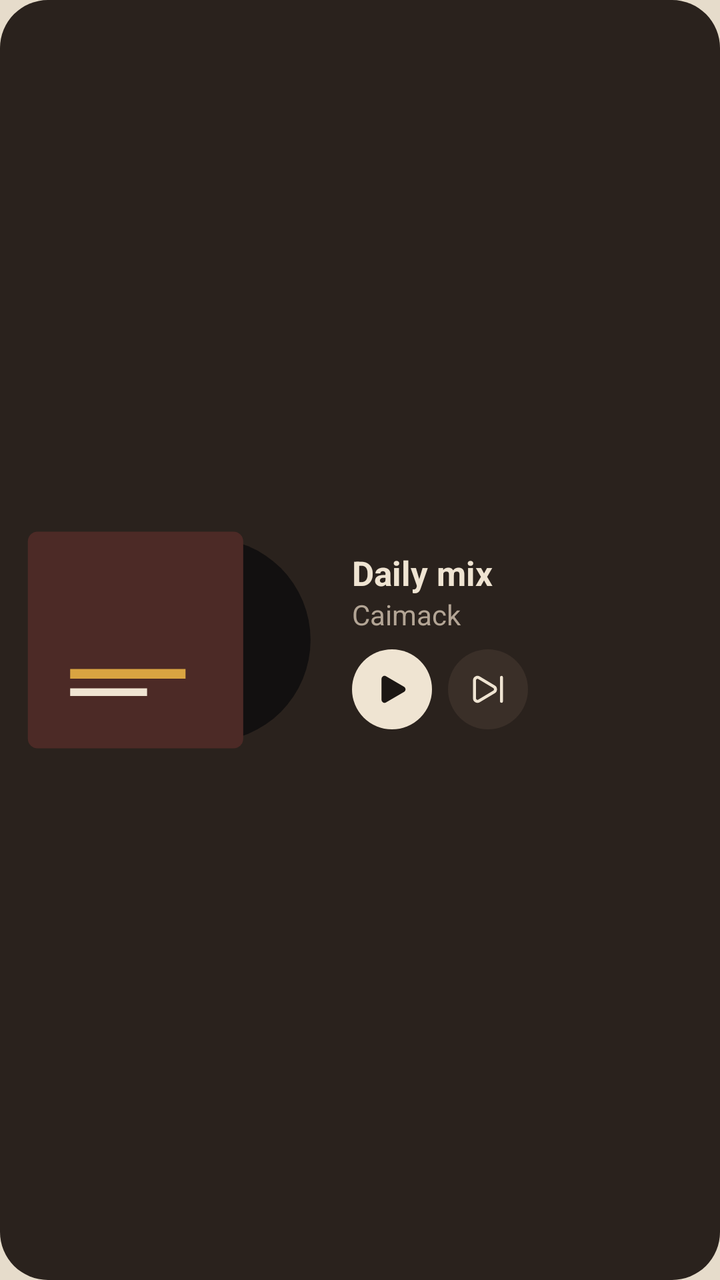
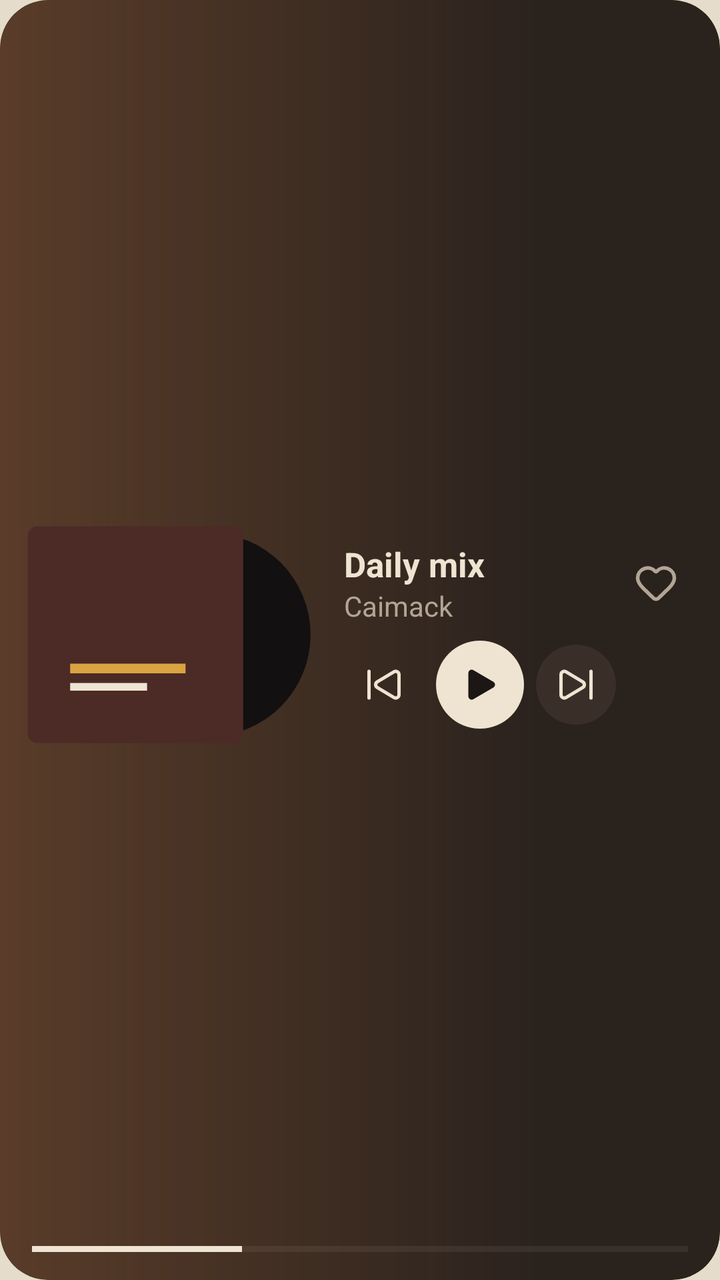

Compare the two renders of this Android layout. The source of the first and the diff that turns it into the second are given below.
<!-- AndroidManifest.xml: application theme Theme.Caimack -->
<!-- res/layout/widget_now_playing_preview.xml -->
<?xml version="1.0" encoding="utf-8"?>
<LinearLayout xmlns:android="http://schemas.android.com/apk/res/android"
    android:id="@+id/widget_root"
    android:layout_width="match_parent"
    android:layout_height="match_parent"
    android:background="@drawable/widget_background"
    android:backgroundTint="#2A221D"
    android:gravity="center_vertical"
    android:orientation="horizontal"
    android:padding="12dp">

    <ImageView
        android:id="@+id/widget_art"
        android:layout_width="150dp"
        android:layout_height="116dp"
        android:importantForAccessibility="no"
        android:scaleType="fitCenter"
        android:src="@drawable/widget_preview_art" />

    <LinearLayout
        android:id="@+id/widget_text"
        android:layout_width="0dp"
        android:layout_height="wrap_content"
        android:layout_marginStart="14dp"
        android:layout_weight="1"
        android:orientation="vertical">

        <TextView
            android:id="@+id/widget_title"
            android:layout_width="match_parent"
            android:layout_height="wrap_content"
            android:ellipsize="end"
            android:textStyle="bold"
            android:maxLines="1"
            android:text="@string/widget_daily_mix"
            android:textColor="#EFE4D2"
            android:textSize="17sp" />

        <TextView
            android:id="@+id/widget_subtitle"
            android:layout_width="match_parent"
            android:layout_height="wrap_content"
            android:ellipsize="end"
            android:maxLines="1"
            android:text="@string/app_name"
            android:textColor="#B3A595"
            android:textSize="14sp" />

        <LinearLayout
            android:layout_width="wrap_content"
            android:layout_height="wrap_content"
            android:layout_marginTop="8dp"
            android:orientation="horizontal">

            <ImageButton
                android:id="@+id/widget_primary"
                android:layout_width="40dp"
                android:layout_height="40dp"
                android:background="@drawable/widget_button"
                android:backgroundTint="#EFE4D2"
                android:padding="11dp"
                android:scaleType="fitCenter"
                android:src="@drawable/widget_play"
                android:tint="#1C1714" />

            <ImageButton
                android:id="@+id/widget_secondary"
                android:layout_width="40dp"
                android:layout_height="40dp"
                android:layout_marginStart="8dp"
                android:background="@drawable/widget_button"
                android:backgroundTint="#3A2F28"
                android:padding="11dp"
                android:scaleType="fitCenter"
                android:src="@drawable/widget_next"
                android:tint="#EFE4D2" />
        </LinearLayout>
    </LinearLayout>
</LinearLayout>
<!-- resources referenced by this layout -->
<resources>
  <!-- drawable widget_background (drawable) -->
  <?xml version="1.0" encoding="utf-8"?>
  <shape xmlns:android="http://schemas.android.com/apk/res/android" android:shape="rectangle">
      <solid android:color="#FFFFFFFF" />
      <corners android:radius="24dp" />
  </shape>
  <!-- drawable widget_button (drawable) -->
  <?xml version="1.0" encoding="utf-8"?>
  <shape xmlns:android="http://schemas.android.com/apk/res/android" android:shape="oval">
      <solid android:color="#FFFFFFFF" />
  </shape>
  <!-- drawable widget_next (drawable) -->
  <?xml version="1.0" encoding="utf-8"?>
  <vector xmlns:android="http://schemas.android.com/apk/res/android"
      android:width="24dp"
      android:height="24dp"
      android:viewportWidth="24"
      android:viewportHeight="24">
      <path
          android:pathData="M21 4v16"
          android:fillColor="#00000000"
          android:strokeColor="#FFFFFFFF" android:strokeWidth="2" android:strokeLineCap="round" android:strokeLineJoin="round" />
      <path
          android:pathData="M6.029 4.285A2 2 0 0 0 3 6v12a2 2 0 0 0 3.029 1.715l9.997-5.998a2 2 0 0 0 .003-3.432z"
          android:fillColor="#00000000"
          android:strokeColor="#FFFFFFFF" android:strokeWidth="2" android:strokeLineCap="round" android:strokeLineJoin="round" />
  </vector>
  <!-- drawable widget_play (drawable) -->
  <?xml version="1.0" encoding="utf-8"?>
  <vector xmlns:android="http://schemas.android.com/apk/res/android"
      android:width="24dp"
      android:height="24dp"
      android:viewportWidth="24"
      android:viewportHeight="24">
      <path
          android:pathData="M5 5a2 2 0 0 1 3.008-1.728l11.997 6.998a2 2 0 0 1 .003 3.458l-12 7A2 2 0 0 1 5 19z"
          android:fillColor="#FFFFFFFF"
           />
  </vector>
  <string name="app_name" translatable="false">Caimack</string>
  <string name="widget_daily_mix">Daily mix</string>
  <style name="Theme.Caimack" parent="android:Theme.Material.NoActionBar">
          <item name="android:windowBackground">@color/background</item>
          <item name="android:statusBarColor">@android:color/transparent</item>
          <item name="android:navigationBarColor">@android:color/transparent</item>
      </style>
  <color name="background">#E6DCCB</color>
  <!-- unchanged entries left out for length: 1 -->
</resources>

<!-- the commit's change to res/layout/widget_now_playing_preview.xml (unified diff, before → after) -->
@@ -1,79 +1,132 @@
 <?xml version="1.0" encoding="utf-8"?>
-<LinearLayout xmlns:android="http://schemas.android.com/apk/res/android"
-    android:id="@+id/widget_root"
+<FrameLayout xmlns:android="http://schemas.android.com/apk/res/android"
     android:layout_width="match_parent"
     android:layout_height="match_parent"
     android:background="@drawable/widget_background"
     android:backgroundTint="#2A221D"
-    android:gravity="center_vertical"
-    android:orientation="horizontal"
-    android:padding="12dp">
+    android:clipToOutline="true">
 
-    <ImageView
-        android:id="@+id/widget_art"
-        android:layout_width="150dp"
-        android:layout_height="116dp"
-        android:importantForAccessibility="no"
-        android:scaleType="fitCenter"
-        android:src="@drawable/widget_preview_art" />
+    <View
+        android:layout_width="match_parent"
+        android:layout_height="match_parent"
+        android:background="@drawable/widget_preview_wash" />
 
     <LinearLayout
-        android:id="@+id/widget_text"
-        android:layout_width="0dp"
-        android:layout_height="wrap_content"
-        android:layout_marginStart="14dp"
-        android:layout_weight="1"
-        android:orientation="vertical">
-
-        <TextView
-            android:id="@+id/widget_title"
-            android:layout_width="match_parent"
-            android:layout_height="wrap_content"
-            android:ellipsize="end"
-            android:textStyle="bold"
-            android:maxLines="1"
-            android:text="@string/widget_daily_mix"
-            android:textColor="#EFE4D2"
-            android:textSize="17sp" />
-
-        <TextView
-            android:id="@+id/widget_subtitle"
-            android:layout_width="match_parent"
-            android:layout_height="wrap_content"
-            android:ellipsize="end"
-            android:maxLines="1"
-            android:text="@string/app_name"
-            android:textColor="#B3A595"
-            android:textSize="14sp" />
+        android:layout_width="match_parent"
+        android:layout_height="match_parent"
+        android:orientation="vertical"
+        android:paddingStart="12dp"
+        android:paddingTop="12dp"
+        android:paddingEnd="12dp"
+        android:paddingBottom="14dp">
 
         <LinearLayout
-            android:layout_width="wrap_content"
-            android:layout_height="wrap_content"
-            android:layout_marginTop="8dp"
+            android:layout_width="match_parent"
+            android:layout_height="0dp"
+            android:layout_weight="1"
+            android:gravity="center_vertical"
             android:orientation="horizontal">
 
-            <ImageButton
-                android:id="@+id/widget_primary"
-                android:layout_width="40dp"
-                android:layout_height="40dp"
-                android:background="@drawable/widget_button"
-                android:backgroundTint="#EFE4D2"
-                android:padding="11dp"
+            <ImageView
+                android:layout_width="150dp"
+                android:layout_height="116dp"
+                android:importantForAccessibility="no"
                 android:scaleType="fitCenter"
-                android:src="@drawable/widget_play"
-                android:tint="#1C1714" />
+                android:src="@drawable/widget_preview_art" />
 
-            <ImageButton
-                android:id="@+id/widget_secondary"
-                android:layout_width="40dp"
-                android:layout_height="40dp"
-                android:layout_marginStart="8dp"
-                android:background="@drawable/widget_button"
-                android:backgroundTint="#3A2F28"
-                android:padding="11dp"
-                android:scaleType="fitCenter"
-                android:src="@drawable/widget_next"
-                android:tint="#EFE4D2" />
+            <LinearLayout
+                android:layout_width="0dp"
+                android:layout_height="wrap_content"
+                android:layout_marginStart="10dp"
+                android:layout_weight="1"
+                android:orientation="vertical">
+
+                <LinearLayout
+                    android:layout_width="match_parent"
+                    android:layout_height="wrap_content"
+                    android:gravity="center_vertical"
+                    android:orientation="horizontal">
+
+                    <LinearLayout
+                        android:layout_width="0dp"
+                        android:layout_height="wrap_content"
+                        android:layout_weight="1"
+                        android:orientation="vertical">
+
+                        <TextView
+                            android:layout_width="match_parent"
+                            android:layout_height="wrap_content"
+                            android:ellipsize="end"
+                            android:maxLines="1"
+                            android:text="@string/widget_daily_mix"
+                            android:textColor="#EFE4D2"
+                            android:textSize="17sp"
+                            android:textStyle="bold" />
+
+                        <TextView
+                            android:layout_width="match_parent"
+                            android:layout_height="wrap_content"
+                            android:ellipsize="end"
+                            android:maxLines="1"
+                            android:text="@string/app_name"
+                            android:textColor="#B3A595"
+                            android:textSize="14sp" />
+                    </LinearLayout>
+
+                    <ImageView
+                        android:layout_width="40dp"
+                        android:layout_height="40dp"
+                        android:padding="9dp"
+                        android:src="@drawable/widget_heart"
+                        android:tint="#B3A595" />
+                </LinearLayout>
+
+                <LinearLayout
+                    android:layout_width="wrap_content"
+                    android:layout_height="wrap_content"
+                    android:layout_marginTop="8dp"
+                    android:gravity="center_vertical"
+                    android:orientation="horizontal">
+
+                    <ImageView
+                        android:layout_width="40dp"
+                        android:layout_height="40dp"
+                        android:layout_marginEnd="6dp"
+                        android:padding="10dp"
+                        android:src="@drawable/widget_previous"
+                        android:tint="#EFE4D2" />
+
+                    <ImageView
+                        android:layout_width="44dp"
+                        android:layout_height="44dp"
+                        android:background="@drawable/widget_button"
+                        android:backgroundTint="#EFE4D2"
+                        android:padding="12dp"
+                        android:src="@drawable/widget_play"
+                        android:tint="#1C1714" />
+
+                    <ImageView
+                        android:layout_width="40dp"
+                        android:layout_height="40dp"
+                        android:layout_marginStart="6dp"
+                        android:background="@drawable/widget_button"
+                        android:backgroundTint="#3A2F28"
+                        android:padding="10dp"
+                        android:src="@drawable/widget_next"
+                        android:tint="#EFE4D2" />
+                </LinearLayout>
+            </LinearLayout>
         </LinearLayout>
+
+        <ProgressBar
+            style="@android:style/Widget.Material.ProgressBar.Horizontal"
+            android:layout_width="match_parent"
+            android:layout_height="3dp"
+            android:layout_marginStart="4dp"
+            android:layout_marginEnd="4dp"
+            android:max="1000"
+            android:progress="320"
+            android:progressBackgroundTint="#3DEFE4D2"
+            android:progressTint="#EFE4D2" />
     </LinearLayout>
-</LinearLayout>
+</FrameLayout>
<!-- resource entries referenced after the edit -->
@@ -11,6 +11,18 @@
   <shape xmlns:android="http://schemas.android.com/apk/res/android" android:shape="oval">
       <solid android:color="#FFFFFFFF" />
   </shape>
+  <!-- drawable widget_heart (drawable) -->
+  <?xml version="1.0" encoding="utf-8"?>
+  <vector xmlns:android="http://schemas.android.com/apk/res/android"
+      android:width="24dp"
+      android:height="24dp"
+      android:viewportWidth="24"
+      android:viewportHeight="24">
+      <path
+          android:pathData="M2 9.5a5.5 5.5 0 0 1 9.591-3.676.56.56 0 0 0 .818 0A5.49 5.49 0 0 1 22 9.5c0 2.29-1.5 4-3 5.5l-5.492 5.313a2 2 0 0 1-3 .019L5 15c-1.5-1.5-3-3.2-3-5.5"
+          android:fillColor="#00000000"
+          android:strokeColor="#FFFFFFFF" android:strokeWidth="2" android:strokeLineCap="round" android:strokeLineJoin="round" />
+  </vector>
   <!-- drawable widget_next (drawable) -->
   <?xml version="1.0" encoding="utf-8"?>
   <vector xmlns:android="http://schemas.android.com/apk/res/android"
@@ -39,6 +51,32 @@
           android:fillColor="#FFFFFFFF"
            />
   </vector>
+  <!-- drawable widget_preview_wash (drawable) -->
+  <?xml version="1.0" encoding="utf-8"?>
+  <shape xmlns:android="http://schemas.android.com/apk/res/android" android:shape="rectangle">
+      <gradient
+          android:angle="0"
+          android:centerColor="#00A0623A"
+          android:centerX="0.75"
+          android:endColor="#00A0623A"
+          android:startColor="#66A0623A" />
+  </shape>
+  <!-- drawable widget_previous (drawable) -->
+  <?xml version="1.0" encoding="utf-8"?>
+  <vector xmlns:android="http://schemas.android.com/apk/res/android"
+      android:width="24dp"
+      android:height="24dp"
+      android:viewportWidth="24"
+      android:viewportHeight="24">
+      <path
+          android:pathData="M3 20V4"
+          android:fillColor="#00000000"
+          android:strokeColor="#FFFFFFFF" android:strokeWidth="2" android:strokeLineCap="round" android:strokeLineJoin="round" />
+      <path
+          android:pathData="M17.971 4.285A2 2 0 0 1 21 6v12a2 2 0 0 1-3.029 1.715l-9.997-5.998a2 2 0 0 1-.003-3.432z"
+          android:fillColor="#00000000"
+          android:strokeColor="#FFFFFFFF" android:strokeWidth="2" android:strokeLineCap="round" android:strokeLineJoin="round" />
+  </vector>
   <string name="app_name" translatable="false">Caimack</string>
   <string name="widget_daily_mix">Daily mix</string>
   <style name="Theme.Caimack" parent="android:Theme.Material.NoActionBar">
